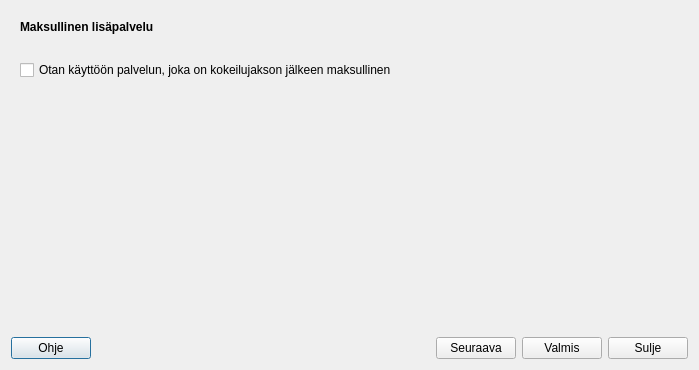
The window that kitsas/maaritys/tilitieto/uusiyhteys.ui (artoh/kitupiikki) describes before a commit, drawn with Qt 5.
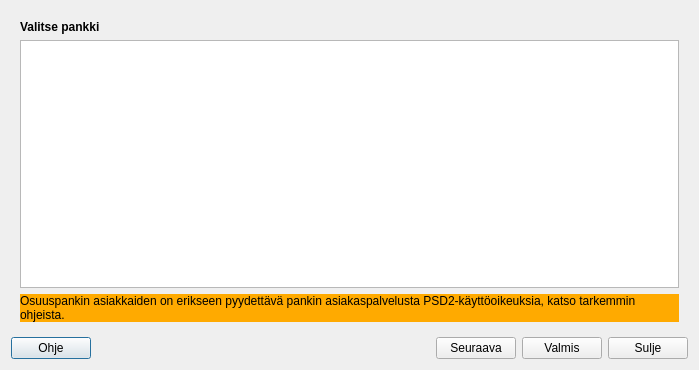
The same window after the commit. Icons and pictures are not drawn.

What changed in the file:
```diff
--- a/kitsas/maaritys/tilitieto/uusiyhteys.ui
+++ b/kitsas/maaritys/tilitieto/uusiyhteys.ui
@@ -17,7 +17,7 @@
    <item>
     <widget class="QStackedWidget" name="stackedWidget">
      <property name="currentIndex">
-      <number>2</number>
+      <number>0</number>
      </property>
      <widget class="QWidget" name="page_3">
       <layout class="QVBoxLayout" name="verticalLayout_2">
@@ -152,52 +152,6 @@
        </item>
       </layout>
      </widget>
-     <widget class="QWidget" name="page">
-      <layout class="QVBoxLayout" name="verticalLayout_5">
-       <item>
-        <widget class="QLabel" name="label_5">
-         <property name="font">
-          <font>
-           <bold>true</bold>
-          </font>
-         </property>
-         <property name="text">
-          <string>Maksullinen lisäpalvelu</string>
-         </property>
-        </widget>
-       </item>
-       <item>
-        <widget class="QLabel" name="infoLabel">
-         <property name="text">
-          <string/>
-         </property>
-         <property name="wordWrap">
-          <bool>true</bool>
-         </property>
-        </widget>
-       </item>
-       <item>
-        <widget class="QCheckBox" name="hyvaksyBox">
-         <property name="text">
-          <string>Otan käyttöön palvelun, joka on kokeilujakson jälkeen maksullinen</string>
-         </property>
-        </widget>
-       </item>
-       <item>
-        <spacer name="verticalSpacer_3">
-         <property name="orientation">
-          <enum>Qt::Vertical</enum>
-         </property>
-         <property name="sizeHint" stdset="0">
-          <size>
-           <width>20</width>
-           <height>121</height>
-          </size>
-         </property>
-        </spacer>
-       </item>
-      </layout>
-     </widget>
     </widget>
    </item>
    <item>
```
Left out of the diff: 19 changed lines with no effect on the pictures.
